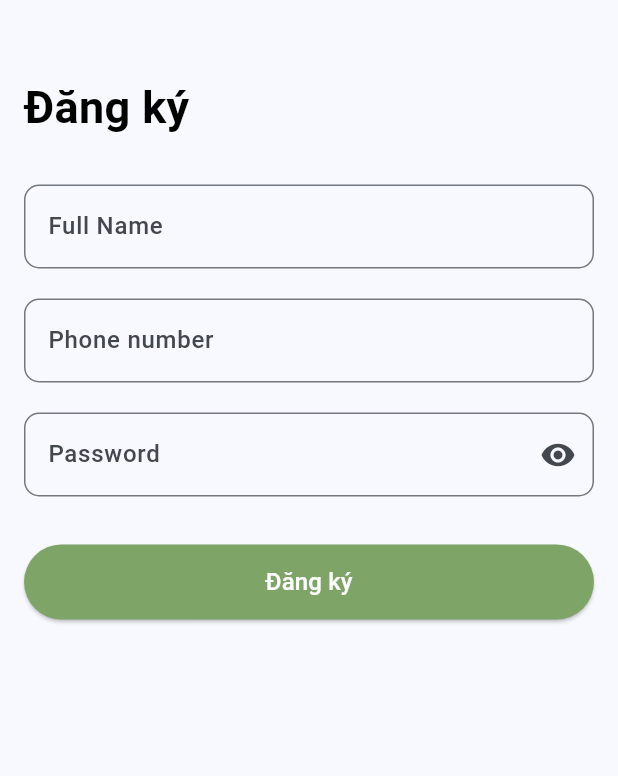
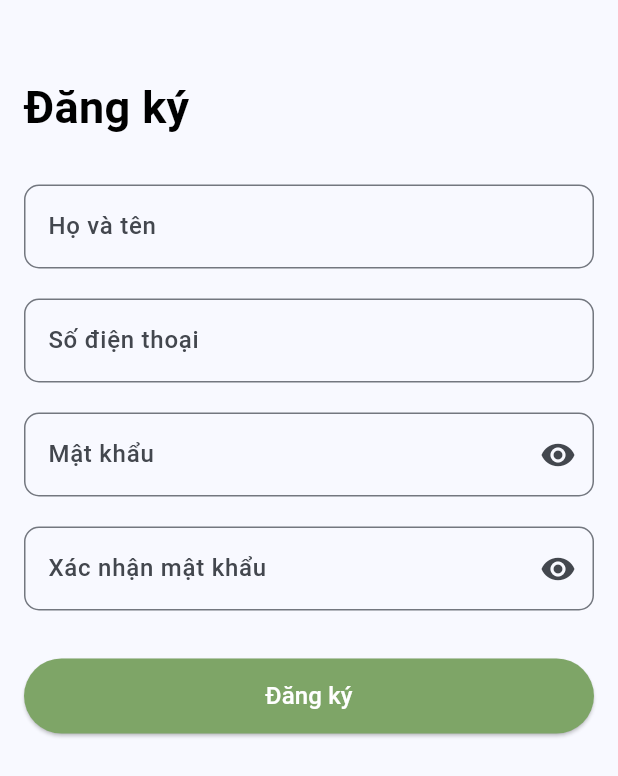
Before and after one commit to phatmwj/mvvm_flutter_app, a Flutter app: the RegisterScreen screen opened directly, on a phone screen of 412 x 824 dp. Shown: the top 776 px of the screen. Run offline on Flutter 3.47's test engine with Material 3 defaults, Android fonts, the phone set to English and light mode, and no system bars; our stand-ins replace another_flushbar, dio, fluttertoast, shared_preferences, sqflite; missing offline and left inert: dart:ffi; accounts and stored records are empty.

Commit message:
update login and register

```diff
--- a/lib/data/remote/network/BaseApiService.dart
+++ b/lib/data/remote/network/BaseApiService.dart
@@ -1,3 +1,4 @@
+import 'package:dio/dio.dart';
 import 'package:mvvm_flutter_app/data/model/api/request/LoginRequest.dart';
 
 abstract class BaseApiService {
--- a/lib/main.dart
+++ b/lib/main.dart
@@ -26,9 +26,9 @@ class MyApp extends StatelessWidget {
             colorScheme: ColorScheme.fromSeed(seedColor: Colors.blue),
           ),
           debugShowCheckedModeBanner: false,
-          initialRoute: RegisterScreen.id,
+          initialRoute: LoginScreen.id,
           routes: {
-            RegisterScreen.id:(context) => RegisterScreen()
+            LoginScreen.id:(context) => LoginScreen()
           },
        ));
   }
--- a/lib/ui/register/register_screen.dart
+++ b/lib/ui/register/register_screen.dart
@@ -13,7 +13,8 @@ class RegisterScreen extends StatefulWidget {
 
 class _RegisterScreenState extends State<RegisterScreen> {
 
-  bool isVisible = false;
+  bool isPWVisible = false;
+  bool isCPWVisible = false;
   final formKey = GlobalKey<FormState>();
 
   @override
@@ -51,9 +52,9 @@ class _RegisterScreenState extends State<RegisterScreen> {
                         SizedBox(
                           child: TextFormField(
                             onChanged: (value)=> vm.setFullName(value),
-                            keyboardType: TextInputType.number,
                             decoration: InputDecoration(
-                              hintText: 'Full Name',
+                              counterText: '',
+                              hintText: 'Họ và tên',
                               border: OutlineInputBorder(
                                   borderRadius: BorderRadius.circular(10)
                               ),
@@ -69,14 +70,13 @@ class _RegisterScreenState extends State<RegisterScreen> {
 
                             validator: (value) {
                               if(value!.isEmpty){
-                                return "Please enter your phone number";
+                                return "Vui lòng nhập họ và tên";
                               }
-                              final RegExp phoneReg = RegExp(r'^(0[3|5|7|8|9])+([0-9]{8})$');
-                              if(!phoneReg.hasMatch(value)){
-                                return "Invalid phone number";
-                              }
+
                               return null;
                             },
+                            maxLength: 50,
+                            maxLines: 1,
                           ),
                         ),
 
@@ -89,7 +89,8 @@ class _RegisterScreenState extends State<RegisterScreen> {
                             onChanged: (value)=> vm.setPhoneNumber(value),
                             keyboardType: TextInputType.number,
                             decoration: InputDecoration(
-                              hintText: 'Phone number',
+                              counterText: '',
+                              hintText: 'Số điện thoại',
                               border: OutlineInputBorder(
                                   borderRadius: BorderRadius.circular(10)
                               ),
@@ -102,14 +103,15 @@ class _RegisterScreenState extends State<RegisterScreen> {
                                 fontWeight: FontWeight.w500,
                                 fontSize: 16
                             ),
-
+                            maxLength: 10,
+                            maxLines: 1,
                             validator: (value) {
                               if(value!.isEmpty){
-                                return "Please enter your phone number";
+                                return "Vui lòng nhập đầy đủ số điện thoại";
                               }
                               final RegExp phoneReg = RegExp(r'^(0[3|5|7|8|9])+([0-9]{8})$');
                               if(!phoneReg.hasMatch(value)){
-                                return "Invalid phone number";
+                                return "Số điện thoại không hợp lệ";
                               }
                               return null;
                             },
@@ -123,9 +125,9 @@ class _RegisterScreenState extends State<RegisterScreen> {
                         SizedBox(
                           child: TextFormField(
                             onChanged: (value)=> vm.setPassword(value),
-                            obscureText: !isVisible,
+                            obscureText: !isPWVisible,
                             decoration: InputDecoration(
-                              hintText: 'Password',
+                              hintText: 'Mật khẩu',
                               hintStyle: const TextStyle(
                               ),
                               border: OutlineInputBorder(
@@ -138,10 +140,10 @@ class _RegisterScreenState extends State<RegisterScreen> {
                               suffixIcon: IconButton(
                                   onPressed: () {
                                     setState(() {
-                                      isVisible = !isVisible;
+                                      isPWVisible = !isPWVisible;
                                     });
                                   },
-                                  icon: Icon(isVisible? Icons.visibility_off : Icons.visibility)
+                                  icon: Icon(isPWVisible? Icons.visibility_off : Icons.visibility)
                               ),
                             ),
                             style: const TextStyle(
@@ -151,8 +153,55 @@ class _RegisterScreenState extends State<RegisterScreen> {
                             maxLines: 1,
                             validator: (value) {
                               if(value!.isEmpty){
-                                return "password is required";
+                                return "Vui lòng nhập mật khẩu";
                               }
+                              return null;
+                            },
+                          ),
+                        ),
+
+                        SizedBox(
+                          height: 20,
+                        ),
+
+                        SizedBox(
+                          child: TextFormField(
+                            onChanged: (value)=> vm.setConfirmPassword(value),
+                            obscureText: !isCPWVisible,
+                            decoration: InputDecoration(
+                              hintText: 'Xác nhận mật khẩu',
+                              hintStyle: const TextStyle(
+                              ),
+                              border: OutlineInputBorder(
+                                  borderRadius: BorderRadius.circular(10)
+                              ),
+                              focusedBorder: OutlineInputBorder(
+                                  borderSide: const BorderSide(width: 1, color: Color(0xFF7EA567)),
+                                  borderRadius: BorderRadius.circular(10)
+                              ),
+                              suffixIcon: IconButton(
+                                  onPressed: () {
+                                    setState(() {
+                                      isCPWVisible = !isCPWVisible;
+                                    });
+                                  },
+                                  icon: Icon(isCPWVisible? Icons.visibility_off : Icons.visibility)
+                              ),
+                            ),
+                            style: const TextStyle(
+                                fontWeight: FontWeight.w500,
+                                fontSize: 16
+                            ),
+                            maxLines: 1,
+                            validator: (value) {
+                              if(value!.isEmpty){
+                                return "Vui lòng nhập mật khẩu";
+                              }
+
+                              if(value.compareTo(vm.password) != 0){
+                                return "Mật khẩu không trùng khớp";
+                              }
+
                               return null;
                             },
                           ),
@@ -161,14 +210,17 @@ class _RegisterScreenState extends State<RegisterScreen> {
                   ),
                 ),
 
-                SizedBox(height: 32.0),
+                const SizedBox(
+                    height: 32.0
+                ),
+
                 SizedBox(
                   width: double.infinity,
                   height: 50,
                   child: ElevatedButton(
                     onPressed: () {
                       if(formKey.currentState!.validate()){
-
+                        vm.register(context);
                       }
 
                     },
```
Also changed, not shown: lib/repository/Repository.dart (+15 -10 lines), lib/ui/register/register_view_model.dart (+47 -0 lines), lib/utils/Utils.dart (+16 -0 lines), 1 other file.
